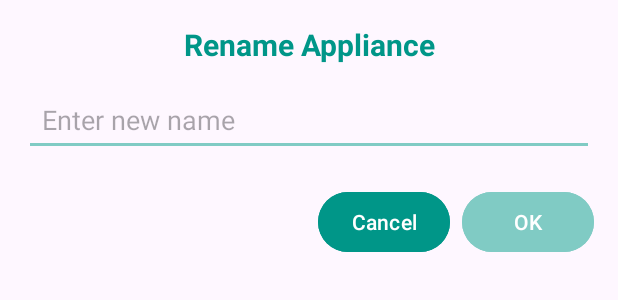
After one commit to CoolQMan/ControlAppliancesWithVoice, an Android app: the layout dialog_rename_appliance.xml on its own in the app's theme, with its tools: preview values and no code run, on a phone screen of 412 x 824 dp. The commit adds this screen. Shown: the top 300 px of the screen. Run offline under Robolectric (Android 15) with nearby library versions, the light colour scheme and no system bars.

Commit message:
Added rename appliance functionality

```diff
--- /dev/null
+++ b/app/src/main/res/layout/dialog_rename_appliance.xml
@@ -0,0 +1,64 @@
+<LinearLayout
+    xmlns:android="http://schemas.android.com/apk/res/android"
+    android:layout_width="match_parent"
+    android:layout_height="wrap_content"
+    android:orientation="vertical"
+    android:padding="16dp">
+
+    <!-- Title Text -->
+    <TextView
+        android:id="@+id/tv_title"
+        android:layout_width="match_parent"
+        android:layout_height="wrap_content"
+        android:text="Rename Appliance"
+        android:textColor="@color/colorPrimary"
+        android:textSize="20sp"
+        android:textStyle="bold"
+        android:gravity="center"
+        android:paddingBottom="12dp" />
+
+    <!-- Input Field -->
+    <EditText
+        android:id="@+id/et_appliance_name"
+        android:layout_width="match_parent"
+        android:layout_height="wrap_content"
+        android:hint="Enter new name"
+        android:inputType="textShortMessage"
+        android:padding="12dp"
+        android:backgroundTint="@color/colorAccent"
+        android:layout_marginBottom="8dp" />
+
+
+    <LinearLayout
+        android:layout_width="match_parent"
+        android:layout_height="wrap_content"
+        android:orientation="horizontal"
+        android:gravity="end"
+        android:paddingTop="12dp">
+
+        <!-- Cancel Button -->
+        <Button
+            android:id="@+id/btn_cancel"
+            android:layout_width="wrap_content"
+            android:layout_height="wrap_content"
+            android:text="Cancel"
+            android:textColor="@android:color/white"
+            android:backgroundTint="@color/colorPrimary"
+            android:paddingHorizontal="16dp"
+            android:paddingVertical="8dp"
+            android:layout_marginEnd="8dp"
+            android:elevation="4dp" />
+
+        <!-- OK Button -->
+        <Button
+            android:id="@+id/btn_ok"
+            android:layout_width="wrap_content"
+            android:layout_height="wrap_content"
+            android:text="OK"
+            android:textColor="@android:color/white"
+            android:backgroundTint="@color/colorAccent"
+            android:paddingHorizontal="16dp"
+            android:paddingVertical="8dp"
+            android:elevation="4dp" />
+    </LinearLayout>
+</LinearLayout>
```
Also changed, not shown: app/src/main/java/com/team17/controlapplianceswithvoice/ApplianceDatabaseHelper.java (+1 -7 lines), app/src/main/java/com/team17/controlapplianceswithvoice/DashboardFragment.java (+70 -5 lines), app/src/main/java/com/team17/controlapplianceswithvoice/MainActivity.java (+29 -4 lines), app/src/main/java/com/team17/controlapplianceswithvoice/RecyclerApplianceAdapter.java (+16 -2 lines), app/src/main/res/drawable/dialog_background.xml (added, +7 -0 lines).
